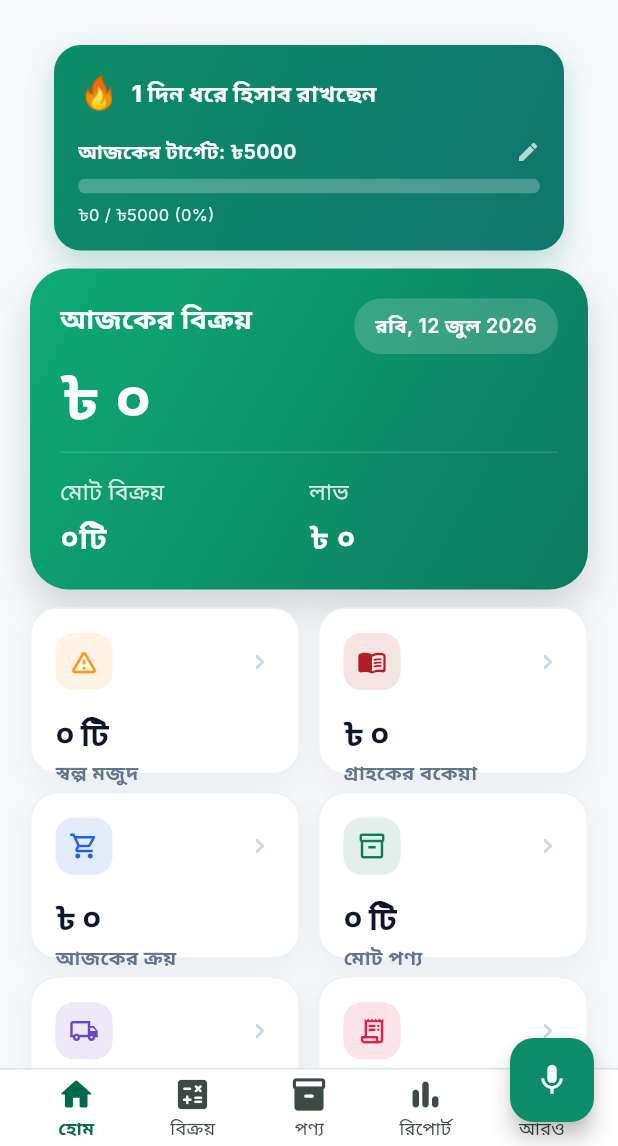
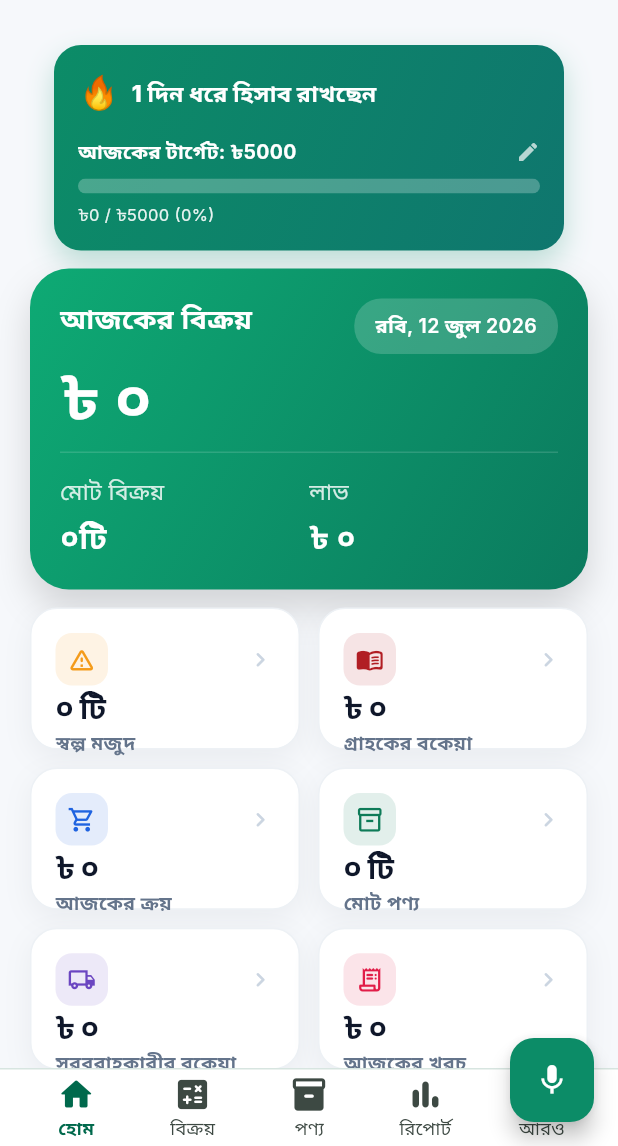
Before and after one commit to deshit-bd/DokanErp-Backend, a Flutter app: the DokanHomeDashboardScreen screen opened by its route, on a phone screen of 412 x 824 dp, the part 90-1236 px from its top. Run offline on Flutter 3.47's test engine with Material 3 defaults, Android fonts, the phone set to English and light mode, and no system bars; our stand-ins replace file_picker, flutter_local_notifications, flutter_riverpod, flutter_secure_storage, geolocator, pdf and 6 more; missing offline and left inert: bangla_pdf_fixer, mobile_scanner; accounts and stored records are empty; network calls fail; Roboto replaces fonts that are missing (Inter); project files that could hold a hidden picture were left out.

Commit message:
fix(dashboard): clearer stat card layout
The previous card left a large empty gap between the icon and the value,
making it unclear which text belonged where. Tighten to icon+chevron on top
and a value-over-full-width-label group below, and reduce card height so the
content fills cleanly. Labels no longer truncate.

Co-Authored-By: Claude Fable 5 <noreply@anthropic.com>

```diff
--- a/Dokan-ERP-Flutter-App/lib/modules/dashboard/presentation/screens/parts/dokan_home_dashboard_screen.dart
+++ b/Dokan-ERP-Flutter-App/lib/modules/dashboard/presentation/screens/parts/dokan_home_dashboard_screen.dart
@@ -320,8 +320,8 @@ class _DokanHomeDashboardScreenState
                                           const NeverScrollableScrollPhysics(),
                                       childAspectRatio:
                                           constraints.maxWidth < 380
-                                              ? 1.5
-                                              : 1.62,
+                                              ? 1.78
+                                              : 1.9,
                                       children: [
                                         _StatCard(
                                           background: const Color(0xFFFFE7CC),
--- a/Dokan-ERP-Flutter-App/lib/modules/dashboard/presentation/screens/parts/header_icon_button.dart
+++ b/Dokan-ERP-Flutter-App/lib/modules/dashboard/presentation/screens/parts/header_icon_button.dart
@@ -264,29 +264,27 @@ class _StatCard extends StatelessWidget {
           ),
           child: Column(
             crossAxisAlignment: CrossAxisAlignment.start,
+            mainAxisAlignment: MainAxisAlignment.spaceBetween,
             children: [
               Row(
                 children: [
                   Container(
-                    padding: const EdgeInsets.all(9),
+                    padding: const EdgeInsets.all(8),
                     decoration: BoxDecoration(
                       color: tint.withValues(alpha: 0.12),
-                      borderRadius: BorderRadius.circular(12),
+                      borderRadius: BorderRadius.circular(11),
                     ),
-                    child: Icon(icon, color: tint, size: 20),
+                    child: Icon(icon, color: tint, size: 19),
                   ),
                   const Spacer(),
-                  Icon(Icons.chevron_right_rounded,
-                      color: const Color(0xFFCBD5E1), size: 20),
+                  const Icon(Icons.chevron_right_rounded,
+                      color: Color(0xFFCBD5E1), size: 19),
                 ],
               ),
-              const SizedBox(height: 14),
-              Expanded(
-                child: Align(
-                  alignment: Alignment.bottomLeft,
-                  child: Column(
+              // Value (bold) directly above its full-width label.
+              Column(
+                crossAxisAlignment: CrossAxisAlignment.start,
                 mainAxisSize: MainAxisSize.min,
-                    crossAxisAlignment: CrossAxisAlignment.start,
                 children: [
                   FittedBox(
                     fit: BoxFit.scaleDown,
@@ -297,27 +295,25 @@ class _StatCard extends StatelessWidget {
                       softWrap: false,
                       style: const TextStyle(
                         color: Color(0xFF0F172A),
-                            fontSize: 21,
+                        fontSize: 20,
                         fontWeight: FontWeight.w800,
                         letterSpacing: -0.3,
                       ),
                     ),
                   ),
-                      const SizedBox(height: 3),
+                  const SizedBox(height: 2),
                   Text(
                     label,
                     maxLines: 1,
                     overflow: TextOverflow.ellipsis,
                     style: const TextStyle(
                       color: Color(0xFF64748B),
-                          fontSize: 13,
+                      fontSize: 12.5,
                       fontWeight: FontWeight.w600,
                       height: 1.1,
                     ),
                   ),
                 ],
-                  ),
-                ),
               ),
             ],
           ),
```
Lines whose indentation alone changed are shown as unchanged.
